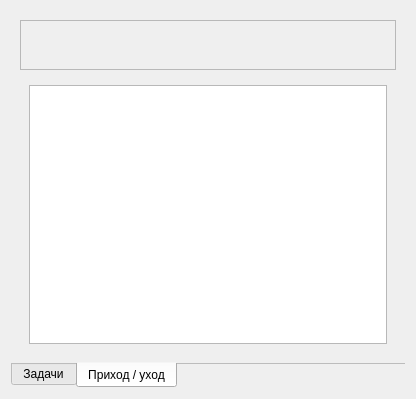
This is gui/main_form.ui in vodchella/NoveltyAssistant as Qt 5 draws it before an edit. The edited form follows.
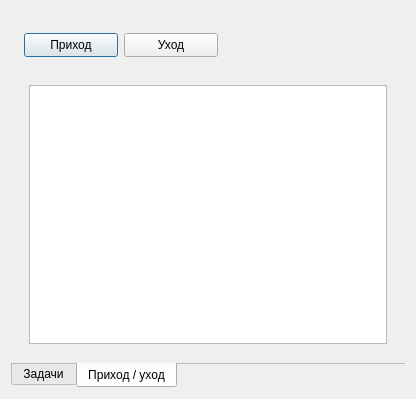
This is the edited form. The open tabs and pages were chosen to show the change. Icons and pictures are not drawn. Custom widgets are drawn as their Qt base class.

Patch:
```diff
--- a/gui/main_form.ui
+++ b/gui/main_form.ui
@@ -159,22 +159,6 @@
        <string notr="true">Приход / уход</string>
       </attribute>
       <layout class="QGridLayout" name="gridLayout">
-       <item row="0" column="0">
-        <widget class="QFrame" name="frame_2">
-         <property name="minimumSize">
-          <size>
-           <width>0</width>
-           <height>50</height>
-          </size>
-         </property>
-         <property name="frameShape">
-          <enum>QFrame::StyledPanel</enum>
-         </property>
-         <property name="frameShadow">
-          <enum>QFrame::Raised</enum>
-         </property>
-        </widget>
-       </item>
        <item row="1" column="0">
         <widget class="QWidget" name="widget_3" native="true">
          <layout class="QVBoxLayout" name="verticalLayout">
@@ -188,6 +172,48 @@
          </layout>
         </widget>
        </item>
+       <item row="0" column="0">
+        <widget class="QWidget" name="widget_2" native="true">
+         <property name="minimumSize">
+          <size>
+           <width>0</width>
+           <height>50</height>
+          </size>
+         </property>
+         <property name="maximumSize">
+          <size>
+           <width>16777215</width>
+           <height>50</height>
+          </size>
+         </property>
+         <widget class="QPushButton" name="cmdComing">
+          <property name="geometry">
+           <rect>
+            <x>4</x>
+            <y>13</y>
+            <width>94</width>
+            <height>24</height>
+           </rect>
+          </property>
+          <property name="text">
+           <string>Приход</string>
+          </property>
+         </widget>
+         <widget class="QPushButton" name="cmdLeaving">
+          <property name="geometry">
+           <rect>
+            <x>104</x>
+            <y>13</y>
+            <width>94</width>
+            <height>24</height>
+           </rect>
+          </property>
+          <property name="text">
+           <string>Уход</string>
+          </property>
+         </widget>
+        </widget>
+       </item>
       </layout>
      </widget>
     </widget>
```
